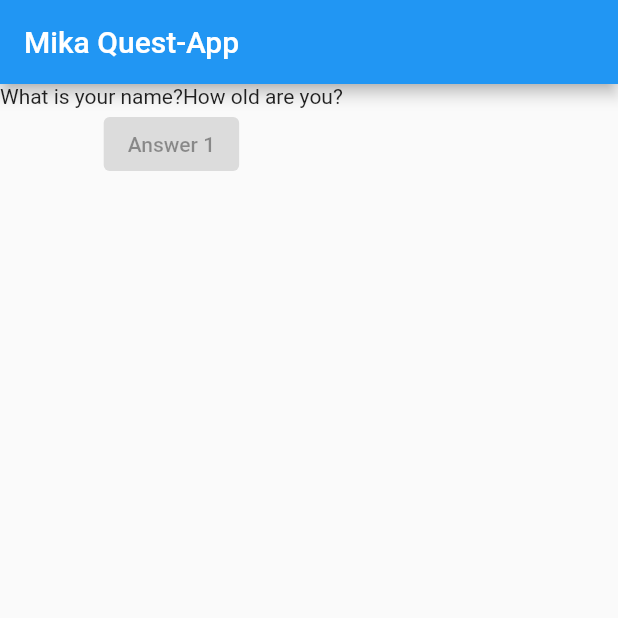
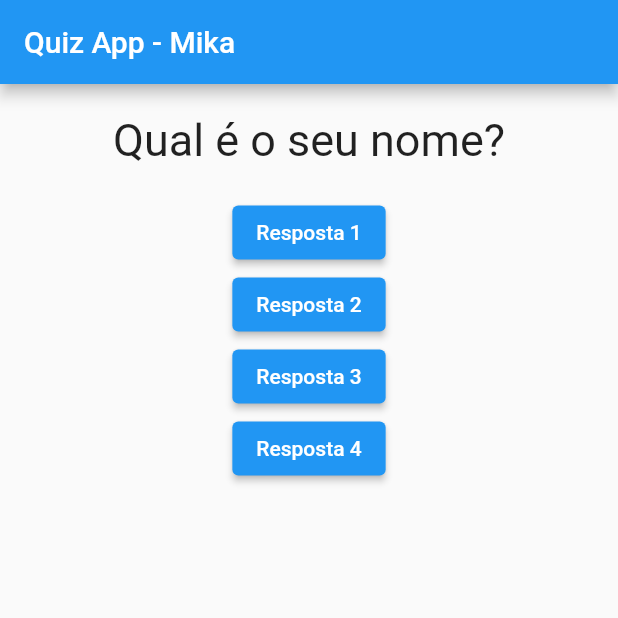
Before and after one commit to mikaellecosta/flutter-estudo, a Flutter app: the screen it shows after launch, on a phone screen of 412 x 824 dp, the top half of it. Run offline on Flutter 3.47's test engine with Material 2 defaults, Android fonts, the phone set to English and light mode, and no system bars.

Commit message:
06.03.23

```diff
--- a/lib/main.dart
+++ b/lib/main.dart
@@ -1,32 +1,57 @@
 import 'package:flutter/material.dart';
+import './questao.dart';
 
 main() {
-  runApp(new Game());
+  runApp(PerguntaApp());
 }
 
-class Game extends StatelessWidget {
+class _PerguntaAppState extends State<PerguntaApp> {
+  var _perguntaSelecionada = 0;
+
+  void _responder() {
+    setState(() {
+      _perguntaSelecionada++;
+    });
+    print('Pergunta respondida!');
+  }
+
   Widget build(BuildContext context) {
-
     final perguntas = [
-      'What is your name?'
-      'How old are you?'
+      'Qual é o seu nome?',
+      'Qual sua idade?',
     ];
 
     return MaterialApp(
-      home: Scaffold(
-        appBar: AppBar(
-          title: Text("Mika Quest-App"),
+        home: Scaffold(
+      appBar: AppBar(
+        title: const Text("Quiz App - Mika"),
       ),
-      body: Column(
-        children: <Widget>[
-          Text(perguntas[0]),
-          ElevatedButton(
-            child: Text('Answer 1'),
-            onPressed: null,
-          ),
-        ]
-      ),
-    )
-  );
+      body: Column(children: <Widget>[
+        Questao(perguntas[_perguntaSelecionada]),
+
+        ElevatedButton(
+          child: Text('Resposta 1'),
+          onPressed: _responder,
+        ),
+        ElevatedButton(
+          child: Text('Resposta 2'),
+          onPressed: _responder,
+        ),
+        ElevatedButton(
+          child: Text('Resposta 3'),
+          onPressed: _responder,
+        ),
+        ElevatedButton(
+          child: Text('Resposta 4'),
+          onPressed: _responder,
+        ),
+      ]),
+    ));
   }
 }
+
+class PerguntaApp extends StatefulWidget {
+  _PerguntaAppState createState() {
+    return _PerguntaAppState();
+  }
+}
--- /dev/null
+++ b/lib/questao.dart
@@ -0,0 +1,22 @@
+import 'package:flutter/src/widgets/container.dart';
+import 'package:flutter/src/widgets/framework.dart';
+
+import 'package:flutter/material.dart';
+
+class Questao extends StatelessWidget {
+  final String texto;
+  Questao(this.texto);
+
+  @override
+  Widget build(BuildContext context) {
+    return Container(
+      width: double.infinity,
+      margin: EdgeInsets.all(20),
+      child: Text(
+        texto,
+        style: TextStyle(fontSize: 30),
+        textAlign: TextAlign.center,
+      ),
+    );
+  }
+}
```
Also changed, not shown: pubspec.lock.
